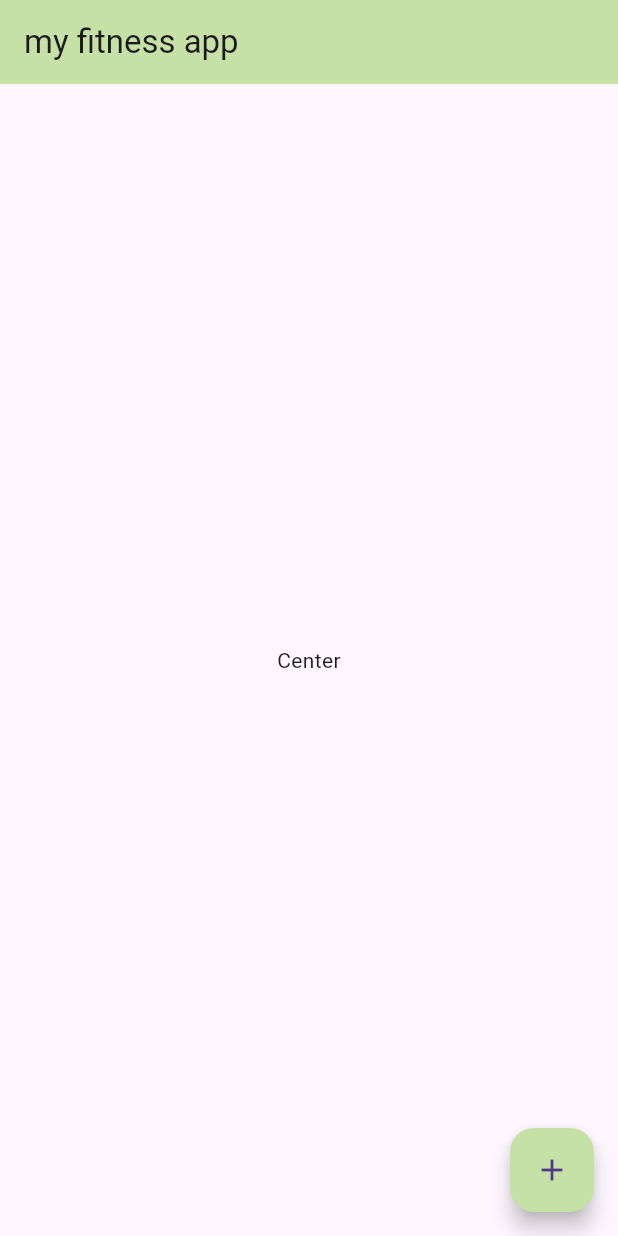
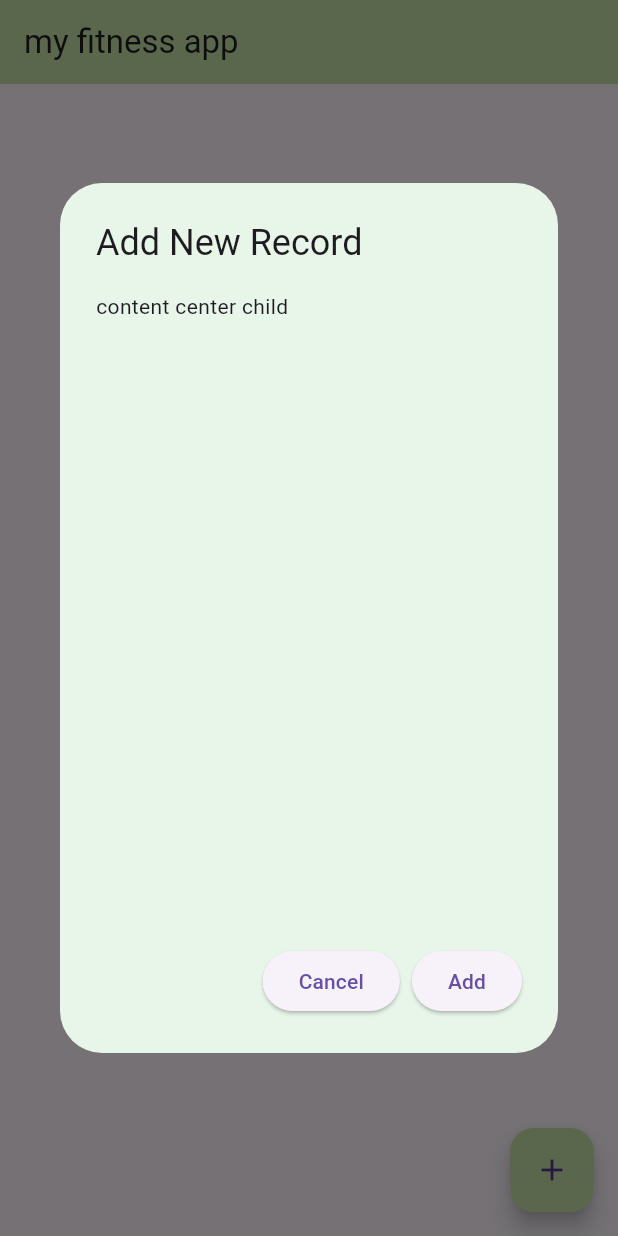
Before and after one commit to Cimorexave/my_fitness_app, a Flutter app: the screen it shows after launch, after a tap on the "add" icon, on a phone screen of 412 x 824 dp. Run offline on Flutter 3.47's test engine with Material 3 defaults, Android fonts, the phone set to English and light mode, and no system bars.

Commit message:
dialog polished

```diff
--- a/lib/main.dart
+++ b/lib/main.dart
@@ -9,9 +9,19 @@ class MainApp extends StatelessWidget {
 
   @override
   Widget build(BuildContext context) {
-    return MaterialApp(
-      home: Scaffold(
-        body: Scaffold(
+    return const MaterialApp(
+      title: 'my fittness app',
+      home: HomePage(),
+    );
+  }
+}
+
+class HomePage extends StatelessWidget {
+  const HomePage({super.key});
+
+  @override
+  Widget build(BuildContext context) {
+    return Scaffold(
       appBar: AppBar(
         backgroundColor: Colors.lightGreen[200],
         title: const Text('my fitness app'),
@@ -25,28 +35,34 @@ class MainApp extends StatelessWidget {
         onPressed: () => {
           showDialog(
             context: context,
-                  builder: (context) => const AddRecordWidget())
+            builder: (context) => const AddRecordStatelessDialog(),
+          )
         },
         child: const Icon(Icons.add),
-          ),
-        ),
       ),
     );
   }
 }
 
-class AddRecordWidget extends StatefulWidget {
-  const AddRecordWidget({super.key});
+class AddRecordStatelessDialog extends StatelessWidget {
+  const AddRecordStatelessDialog({super.key});
 
   @override
-  State<AddRecordWidget> createState() => _AddRecordWidgetState();
-}
-
-class _AddRecordWidgetState extends State<AddRecordWidget> {
-  @override
   Widget build(BuildContext context) {
-    return const Center(
-      child: Text('Center Dialog'),
+    return AlertDialog(
+      backgroundColor: Colors.green[50],
+      title: const Text('Add New Record'),
+      content: SizedBox(
+        width: MediaQuery.of(context).size.width * 0.8,
+        height: MediaQuery.of(context).size.height * 0.5,
+        child: const Text('content center child'),
+      ),
+      actions: [
+        ElevatedButton(
+            onPressed: () => {Navigator.of(context).pop()},
+            child: const Text('Cancel')),
+        ElevatedButton(onPressed: () => {}, child: const Text('Add')),
+      ],
     );
   }
 }
```
Lines whose indentation alone changed are shown as unchanged.
